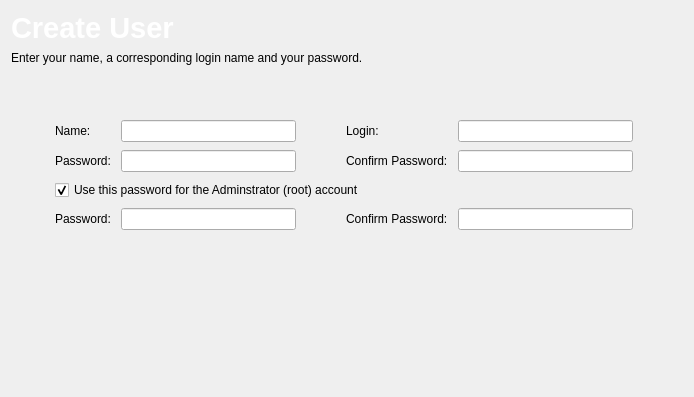
Qt form ui/pages/usercreation.ui (Inkane/Tribe) before a commit.
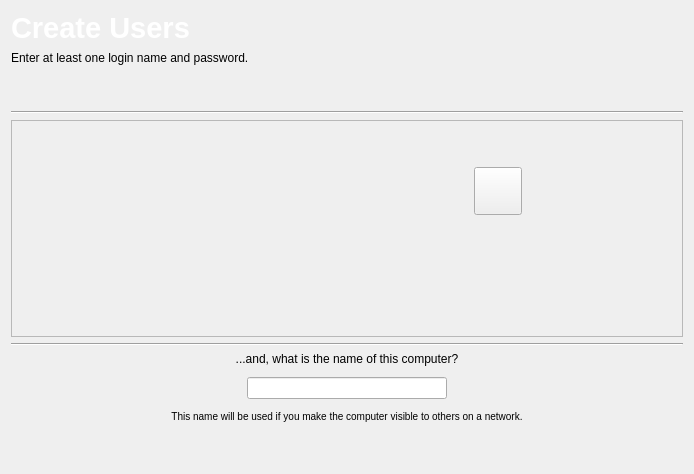
The same form after that commit. Custom widgets are drawn as their Qt base class.

Commit message: initial breakage for new user page;

The edit to the form file:
```diff
--- a/ui/pages/usercreation.ui
+++ b/ui/pages/usercreation.ui
@@ -7,14 +7,14 @@
     <x>0</x>
     <y>0</y>
     <width>694</width>
-    <height>397</height>
+    <height>474</height>
    </rect>
   </property>
   <property name="windowTitle">
    <string/>
   </property>
-  <layout class="QGridLayout" name="gridLayout_2">
-   <item row="0" column="0" colspan="4">
+  <layout class="QVBoxLayout" name="verticalLayout_2">
+   <item>
     <widget class="QLabel" name="label">
      <property name="maximumSize">
       <size>
@@ -31,15 +31,15 @@
       <string>&lt;!DOCTYPE HTML PUBLIC &quot;-//W3C//DTD HTML 4.0//EN&quot; &quot;http://www.w3.org/TR/REC-html40/strict.dtd&quot;&gt;
 &lt;html&gt;&lt;head&gt;&lt;meta name=&quot;qrichtext&quot; content=&quot;1&quot; /&gt;&lt;style type=&quot;text/css&quot;&gt;
 p, li { white-space: pre-wrap; }
-&lt;/style&gt;&lt;/head&gt;&lt;body style=&quot; font-family:'Bitstream Vera Sans'; font-size:9pt; font-weight:400; font-style:normal;&quot;&gt;
-&lt;p style=&quot; margin-top:0px; margin-bottom:0px; margin-left:0px; margin-right:0px; -qt-block-indent:0; text-indent:0px; font-family:'Sans Serif'; font-size:10pt;&quot;&gt;&lt;span style=&quot; font-size:22pt; font-weight:600; color:#ffffff;&quot;&gt;Create User&lt;/span&gt;&lt;/p&gt;&lt;/body&gt;&lt;/html&gt;</string>
+&lt;/style&gt;&lt;/head&gt;&lt;body style=&quot; font-family:'Sans Serif'; font-size:14pt; font-weight:400; font-style:normal;&quot;&gt;
+&lt;p style=&quot; margin-top:0px; margin-bottom:0px; margin-left:0px; margin-right:0px; -qt-block-indent:0; text-indent:0px;&quot;&gt;&lt;span style=&quot; font-size:22pt; font-weight:600; color:#ffffff;&quot;&gt;Create Users&lt;/span&gt;&lt;/p&gt;&lt;/body&gt;&lt;/html&gt;</string>
      </property>
     </widget>
    </item>
-   <item row="1" column="0" colspan="4">
+   <item>
     <widget class="QLabel" name="label_2">
      <property name="text">
-      <string>Enter your name, a corresponding login name and your password.</string>
+      <string>Enter at least one login name and password.</string>
      </property>
      <property name="scaledContents">
       <bool>true</bool>
@@ -49,7 +49,7 @@
      </property>
     </widget>
    </item>
-   <item row="2" column="1">
+   <item>
     <spacer name="verticalSpacer">
      <property name="orientation">
       <enum>Qt::Vertical</enum>
@@ -65,11 +65,332 @@
      </property>
     </spacer>
    </item>
-   <item row="6" column="1">
-    <spacer name="verticalSpacer_2">
+   <item>
+    <widget class="Line" name="line">
+     <property name="orientation">
+      <enum>Qt::Horizontal</enum>
+     </property>
+    </widget>
+   </item>
+   <item>
+    <widget class="QScrollArea" name="scrollArea">
+     <property name="widgetResizable">
+      <bool>true</bool>
+     </property>
+     <widget class="QWidget" name="scrollAreaWidgetContents">
+      <property name="geometry">
+       <rect>
+        <x>0</x>
+        <y>0</y>
+        <width>680</width>
+        <height>208</height>
+       </rect>
+      </property>
+      <property name="sizePolicy">
+       <sizepolicy hsizetype="Expanding" vsizetype="Minimum">
+        <horstretch>0</horstretch>
+        <verstretch>0</verstretch>
+       </sizepolicy>
+      </property>
+      <layout class="QVBoxLayout" name="verticalLayout_3">
+       <property name="sizeConstraint">
+        <enum>QLayout::SetNoConstraint</enum>
+       </property>
+       <item>
+        <layout class="QVBoxLayout" name="verticalLayout">
+         <property name="spacing">
+          <number>1</number>
+         </property>
+         <property name="sizeConstraint">
+          <enum>QLayout::SetFixedSize</enum>
+         </property>
+         <item>
+          <spacer name="verticalSpacer_4">
+           <property name="orientation">
+            <enum>Qt::Vertical</enum>
+           </property>
+           <property name="sizeHint" stdset="0">
+            <size>
+             <width>20</width>
+             <height>1</height>
+            </size>
+           </property>
+          </spacer>
+         </item>
+        </layout>
+       </item>
+       <item>
+        <layout class="QHBoxLayout" name="horizontalLayout">
+         <item>
+          <spacer name="horizontalSpacer">
+           <property name="orientation">
+            <enum>Qt::Horizontal</enum>
+           </property>
+           <property name="sizeHint" stdset="0">
+            <size>
+             <width>40</width>
+             <height>20</height>
+            </size>
+           </property>
+          </spacer>
+         </item>
+         <item>
+          <spacer name="horizontalSpacer_9">
+           <property name="orientation">
+            <enum>Qt::Horizontal</enum>
+           </property>
+           <property name="sizeHint" stdset="0">
+            <size>
+             <width>40</width>
+             <height>20</height>
+            </size>
+           </property>
+          </spacer>
+         </item>
+         <item>
+          <spacer name="horizontalSpacer_10">
+           <property name="orientation">
+            <enum>Qt::Horizontal</enum>
+           </property>
+           <property name="sizeHint" stdset="0">
+            <size>
+             <width>40</width>
+             <height>20</height>
+            </size>
+           </property>
+          </spacer>
+         </item>
+         <item>
+          <widget class="QPushButton" name="addUser">
+           <property name="minimumSize">
+            <size>
+             <width>48</width>
+             <height>48</height>
+            </size>
+           </property>
+           <property name="maximumSize">
+            <size>
+             <width>48</width>
+             <height>48</height>
+            </size>
+           </property>
+           <property name="toolTip">
+            <string>Add another user account.</string>
+           </property>
+           <property name="text">
+            <string/>
+           </property>
+          </widget>
+         </item>
+         <item>
+          <spacer name="horizontalSpacer_8">
+           <property name="orientation">
+            <enum>Qt::Horizontal</enum>
+           </property>
+           <property name="sizeHint" stdset="0">
+            <size>
+             <width>40</width>
+             <height>20</height>
+            </size>
+           </property>
+          </spacer>
+         </item>
+        </layout>
+       </item>
+       <item>
+        <spacer name="verticalSpacer_2">
+         <property name="orientation">
+          <enum>Qt::Vertical</enum>
+         </property>
+         <property name="sizeHint" stdset="0">
+          <size>
+           <width>20</width>
+           <height>1</height>
+          </size>
+         </property>
+        </spacer>
+       </item>
+       <item>
+        <spacer name="verticalSpacer_5">
+         <property name="orientation">
+          <enum>Qt::Vertical</enum>
+         </property>
+         <property name="sizeHint" stdset="0">
+          <size>
+           <width>20</width>
+           <height>1</height>
+          </size>
+         </property>
+        </spacer>
+       </item>
+       <item>
+        <spacer name="verticalSpacer_6">
+         <property name="orientation">
+          <enum>Qt::Vertical</enum>
+         </property>
+         <property name="sizeHint" stdset="0">
+          <size>
+           <width>20</width>
+           <height>1</height>
+          </size>
+         </property>
+        </spacer>
+       </item>
+      </layout>
+     </widget>
+    </widget>
+   </item>
+   <item>
+    <widget class="Line" name="line_2">
+     <property name="orientation">
+      <enum>Qt::Horizontal</enum>
+     </property>
+    </widget>
+   </item>
+   <item>
+    <layout class="QGridLayout" name="_23">
+     <property name="verticalSpacing">
+      <number>11</number>
+     </property>
+     <item row="1" column="3">
+      <widget class="QLineEdit" name="hostname">
+       <property name="sizePolicy">
+        <sizepolicy hsizetype="Expanding" vsizetype="Fixed">
+         <horstretch>0</horstretch>
+         <verstretch>0</verstretch>
+        </sizepolicy>
+       </property>
+       <property name="minimumSize">
+        <size>
+         <width>200</width>
+         <height>0</height>
+        </size>
+       </property>
+       <property name="maximumSize">
+        <size>
+         <width>200</width>
+         <height>16777215</height>
+        </size>
+       </property>
+       <property name="alignment">
+        <set>Qt::AlignCenter</set>
+       </property>
+      </widget>
+     </item>
+     <item row="2" column="1" colspan="5">
+      <widget class="QLabel" name="hostname_extra_label">
+       <property name="styleSheet">
+        <string>font-weight: normal</string>
+       </property>
+       <property name="text">
+        <string>&lt;small&gt;This name will be used if you make the computer visible to others on a network.&lt;/small&gt;</string>
+       </property>
+       <property name="alignment">
+        <set>Qt::AlignCenter</set>
+       </property>
+       <property name="wordWrap">
+        <bool>false</bool>
+       </property>
+      </widget>
+     </item>
+     <item row="0" column="2" colspan="3">
+      <widget class="QLabel" name="label_3">
+       <property name="text">
+        <string>...and, what is the name of this computer?</string>
+       </property>
+       <property name="alignment">
+        <set>Qt::AlignCenter</set>
+       </property>
+      </widget>
+     </item>
+     <item row="0" column="0" rowspan="3">
+      <spacer name="horizontalSpacer_2">
+       <property name="orientation">
+        <enum>Qt::Horizontal</enum>
+       </property>
+       <property name="sizeHint" stdset="0">
+        <size>
+         <width>40</width>
+         <height>20</height>
+        </size>
+       </property>
+      </spacer>
+     </item>
+     <item row="0" column="6" rowspan="3">
+      <spacer name="horizontalSpacer_3">
+       <property name="orientation">
+        <enum>Qt::Horizontal</enum>
+       </property>
+       <property name="sizeHint" stdset="0">
+        <size>
+         <width>40</width>
+         <height>20</height>
+        </size>
+       </property>
+      </spacer>
+     </item>
+     <item row="0" column="1" rowspan="2">
+      <spacer name="horizontalSpacer_4">
+       <property name="orientation">
+        <enum>Qt::Horizontal</enum>
+       </property>
+       <property name="sizeHint" stdset="0">
+        <size>
+         <width>40</width>
+         <height>20</height>
+        </size>
+       </property>
+      </spacer>
+     </item>
+     <item row="1" column="4">
+      <spacer name="horizontalSpacer_5">
+       <property name="orientation">
+        <enum>Qt::Horizontal</enum>
+       </property>
+       <property name="sizeHint" stdset="0">
+        <size>
+         <width>40</width>
+         <height>20</height>
+        </size>
+       </property>
+      </spacer>
+     </item>
+     <item row="1" column="2">
+      <spacer name="horizontalSpacer_6">
+       <property name="orientation">
+        <enum>Qt::Horizontal</enum>
+       </property>
+       <property name="sizeHint" stdset="0">
+        <size>
+         <width>40</width>
+         <height>20</height>
+        </size>
+       </property>
+      </spacer>
+     </item>
+     <item row="0" column="5" rowspan="2">
+      <spacer name="horizontalSpacer_7">
+       <property name="orientation">
+        <enum>Qt::Horizontal</enum>
+       </property>
+       <property name="sizeHint" stdset="0">
+        <size>
+         <width>40</width>
+         <height>20</height>
+        </size>
+       </property>
+      </spacer>
+     </item>
+    </layout>
+   </item>
+   <item>
+    <spacer name="verticalSpacer_3">
      <property name="orientation">
       <enum>Qt::Vertical</enum>
      </property>
+     <property name="sizeType">
+      <enum>QSizePolicy::Fixed</enum>
+     </property>
      <property name="sizeHint" stdset="0">
       <size>
        <width>20</width>
@@ -78,229 +399,8 @@
      </property>
     </spacer>
    </item>
-   <item row="3" column="0" rowspan="4">
-    <spacer name="horizontalSpacer">
-     <property name="orientation">
-      <enum>Qt::Horizontal</enum>
-     </property>
-     <property name="sizeHint" stdset="0">
-      <size>
-       <width>40</width>
-       <height>20</height>
-      </size>
-     </property>
-    </spacer>
-   </item>
-   <item row="3" column="1" rowspan="2">
-    <widget class="QWidget" name="widget" native="true">
-     <layout class="QGridLayout" name="gridLayout">
-      <property name="horizontalSpacing">
-       <number>10</number>
-      </property>
-      <property name="verticalSpacing">
-       <number>8</number>
-      </property>
-      <item row="0" column="0">
-       <widget class="QLabel" name="label_3">
-        <property name="enabled">
-         <bool>true</bool>
-        </property>
-        <property name="toolTip">
-         <string>eg, John Smith, or Joe Average</string>
-        </property>
-        <property name="text">
-         <string>Name:</string>
-        </property>
-       </widget>
-      </item>
-      <item row="2" column="0">
-       <widget class="QLabel" name="label_5">
-        <property name="text">
-         <string>Password:</string>
-        </property>
-       </widget>
-      </item>
-      <item row="0" column="1" colspan="3">
-       <widget class="KLineEdit" name="nameLine">
-        <property name="minimumSize">
-         <size>
-          <width>175</width>
-          <height>0</height>
-         </size>
-        </property>
-        <property name="showClearButton" stdset="0">
-         <bool>true</bool>
-        </property>
-       </widget>
-      </item>
-      <item row="2" column="1" colspan="3">
-       <widget class="KLineEdit" name="userPw">
-        <property name="minimumSize">
-         <size>
-          <width>175</width>
-          <height>0</height>
-         </size>
-        </property>
-        <property name="showClearButton" stdset="0">
-         <bool>true</bool>
-        </property>
-        <property name="passwordMode">
-         <bool>true</bool>
-        </property>
-       </widget>
-      </item>
-      <item row="2" column="6" colspan="3">
-       <widget class="KLineEdit" name="userConfirmPw">
-        <property name="minimumSize">
-         <size>
-          <width>175</width>
-          <height>0</height>
-         </size>
-        </property>
-        <property name="showClearButton" stdset="0">
-         <bool>true</bool>
-        </property>
-        <property name="passwordMode">
-         <bool>true</bool>
-        </property>
-       </widget>
-      </item>
-      <item row="0" column="5">
-       <widget class="QLabel" name="label_4">
-        <property name="sizePolicy">
-         <sizepolicy hsizetype="Maximum" vsizetype="Preferred">
-          <horstretch>0</horstretch>
-          <verstretch>0</verstretch>
-         </sizepolicy>
-        </property>
-        <property name="toolTip">
-         <string>The actual unix standard login username</string>
-        </property>
-        <property name="text">
-         <string>Login:</string>
-        </property>
-       </widget>
-      </item>
-      <item row="0" column="6" colspan="3">
-       <widget class="KLineEdit" name="userLine">
-        <property name="minimumSize">
-         <size>
-          <width>175</width>
-          <height>0</height>
-         </size>
-        </property>
-        <property name="showClearButton" stdset="0">
-         <bool>true</bool>
-        </property>
-       </widget>
-      </item>
-      <item row="2" column="5">
-       <widget class="QLabel" name="confirmLabel">
-        <property name="text">
-         <string>Confirm Password:</string>
-        </property>
-       </widget>
-      </item>
-      <item row="3" column="0" colspan="9">
-       <widget class="QCheckBox" name="usePwForRoot">
-        <property name="text">
-         <string>Use this password for the Adminstrator (root) account</string>
-        </property>
-        <property name="checked">
-         <bool>true</bool>
-        </property>
-       </widget>
-      </item>
-      <item row="4" column="0">
-       <widget class="QLabel" name="rootPwLabel">
-        <property name="text">
-         <string>Password:</string>
-        </property>
-       </widget>
-      </item>
-      <item row="4" column="1" colspan="3">
-       <widget class="KLineEdit" name="rootPw">
-        <property name="minimumSize">
-         <size>
-          <width>175</width>
-          <height>0</height>
-         </size>
-        </property>
-        <property name="passwordMode">
-         <bool>true</bool>
-        </property>
-       </widget>
-      </item>
-      <item row="4" column="5">
-       <widget class="QLabel" name="rootConfirmPwLabel">
-        <property name="text">
-         <string>Confirm Password:</string>
-        </property>
-       </widget>
-      </item>
-      <item row="4" column="6" colspan="3">
-       <widget class="KLineEdit" name="rootConfirmPw">
-        <property name="minimumSize">
-         <size>
-          <width>175</width>
-          <height>0</height>
-         </size>
-        </property>
-        <property name="passwordMode">
-         <bool>true</bool>
-        </property>
-       </widget>
-      </item>
-      <item row="0" column="4">
-       <spacer name="horizontalSpacer_3">
-        <property name="orientation">
-         <enum>Qt::Horizontal</enum>
-        </property>
-        <property name="sizeType">
-         <enum>QSizePolicy::Fixed</enum>
-        </property>
-        <property name="sizeHint" stdset="0">
-         <size>
-          <width>30</width>
-          <height>20</height>
-         </size>
-        </property>
-       </spacer>
-      </item>
-     </layout>
-    </widget>
-   </item>
-   <item row="2" column="2">
-    <spacer name="horizontalSpacer_2">
-     <property name="orientation">
-      <enum>Qt::Horizontal</enum>
-     </property>
-     <property name="sizeHint" stdset="0">
-      <size>
-       <width>40</width>
-       <height>20</height>
-      </size>
-     </property>
-    </spacer>
-   </item>
   </layout>
  </widget>
- <customwidgets>
-  <customwidget>
-   <class>KLineEdit</class>
-   <extends>QLineEdit</extends>
-   <header>klineedit.h</header>
-  </customwidget>
- </customwidgets>
- <tabstops>
-  <tabstop>nameLine</tabstop>
-  <tabstop>userLine</tabstop>
-  <tabstop>userPw</tabstop>
-  <tabstop>userConfirmPw</tabstop>
-  <tabstop>usePwForRoot</tabstop>
-  <tabstop>rootPw</tabstop>
-  <tabstop>rootConfirmPw</tabstop>
- </tabstops>
  <resources>
   <include location="tribe.qrc"/>
  </resources>
```
Left out of the diff: 2 changed lines with no effect on the pictures. The commit also changes 18 other files.
